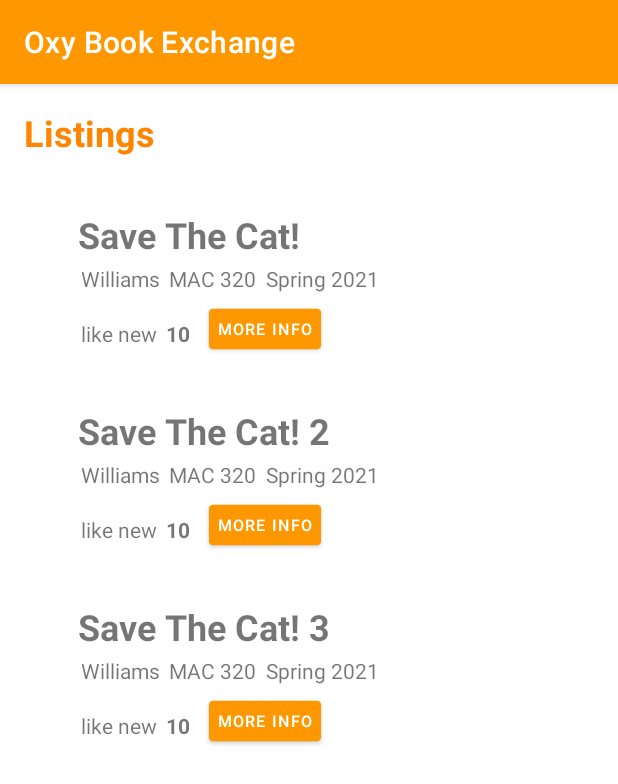
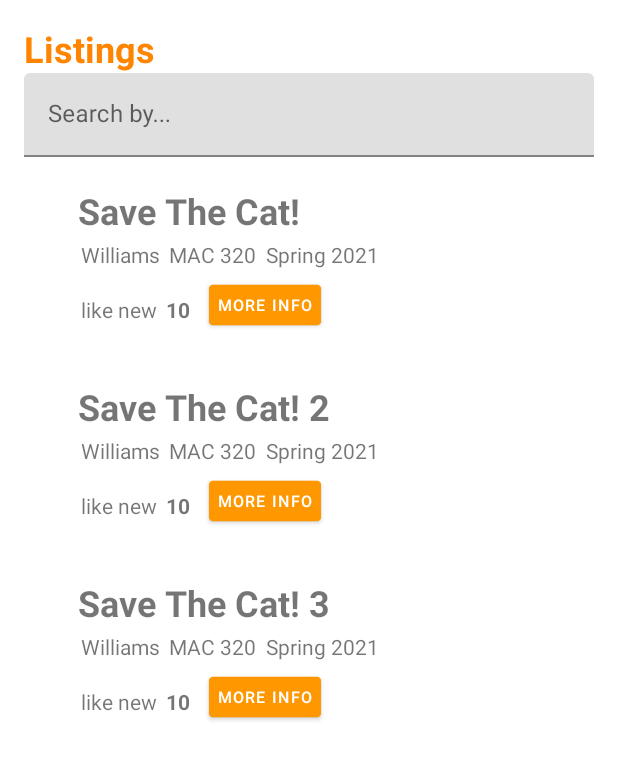
Before and after one commit to annakim2022/Oxy-Book-Exchange, an Android app: the ListingsActivity screen opened directly, with no data from a screen before it, on a phone screen of 412 x 824 dp. Shown: the top 784 px of the screen. Run offline under Robolectric (Android 15) with nearby library versions, the phone set to English and light mode, and no system bars.

Commit message:
added search bar

```diff
--- a/app/build.gradle
+++ b/app/build.gradle
@@ -39,6 +39,14 @@ dependencies {
     androidTestImplementation 'androidx.test.espresso:espresso-core:3.3.0'
 
     implementation 'com.google.android.gms:play-services-auth:19.2.0'
+    implementation 'com.anroid.support:design:28.0.0'
+
+    implementation 'com.google.code.gson:gson:2.8.7'
+    implementation 'com.squareup.retrofit2:retrofit:2.9.0'
+    implementation 'com.squareup.retrofit2:converter-gson:2.9.0'
+
+    implementation 'io.reactivex.rxjava2:rxandroid:2.0.1'
+    implementation 'io.reactivex.rxjava2:rxjava:2.1.7'
 
 
 
--- a/app/src/main/java/com/example/oxybookexchange/ListingsActivity.java
+++ b/app/src/main/java/com/example/oxybookexchange/ListingsActivity.java
@@ -4,6 +4,7 @@ import android.content.Intent;
 import android.os.Bundle;
 import android.view.View;
 import android.widget.Button;
+import android.widget.TextView;
 
 import androidx.annotation.Nullable;
 import androidx.appcompat.app.AppCompatActivity;
@@ -16,14 +17,15 @@ import org.json.JSONObject;
 
 import java.io.IOException;
 import java.io.InputStream;
+import java.sql.Connection;
+import java.sql.ResultSet;
+import java.sql.Statement;
 import java.util.ArrayList;
 
 public class ListingsActivity extends AppCompatActivity {
 
     private ArrayList<Listings> listings;
     private RecyclerView recyclerView;
-    //private Object Listings;\
-  //  private Button button_info;
 
     @Override
     protected void onCreate(@Nullable Bundle savedInstanceState) {
@@ -40,7 +42,7 @@ public class ListingsActivity extends AppCompatActivity {
         // for each JSONObject, create a Villager object and add to the list
         JSONObject listingsJSON = null;
         try {
-            listingsJSON = new JSONObject(loadJSONFromAsset("listings.json")); //TODO add database
+            listingsJSON = new JSONObject(loadJSONFromAsset("listings.json"));
             JSONArray listingsArray = listingsJSON.getJSONArray("listings");
             for (int i = 0; i < listingsArray.length(); i++) {
                 JSONObject listingsObject = listingsArray.getJSONObject(i);
@@ -69,10 +71,32 @@ public class ListingsActivity extends AppCompatActivity {
                 JSONException e) {
             e.printStackTrace();
         }
-
-
+//
+//        TextView textView = findViewById(R.id.textView);
+//        textView.setText(getTextFromSQL());
 
     }
+
+//    public String getTextFromSQL() {
+//        String string = "";
+//        try {
+//            ConnectionHelper connectionHelper = new ConnectionHelper();
+//            connect = connectionHelper.connectionClass();
+//            if(connect!=null) {
+//                String query = "SELECT * FROM books";
+//                Statement statement = connect.createStatement();
+//                ResultSet resultSet = statement.executeQuery(query);
+//
+//                while (resultSet.next()) {
+//                    string = resultSet.getString(2);
+//                }
+//            }
+//        }
+//        catch (Exception e) {
+//
+//        }
+//        return string;
+//    }
 
     private String loadJSONFromAsset(String filename) {
         String json = null;
--- a/app/src/main/java/com/example/oxybookexchange/ListingsAdapter.java
+++ b/app/src/main/java/com/example/oxybookexchange/ListingsAdapter.java
@@ -73,7 +73,6 @@ public class ListingsAdapter extends RecyclerView.Adapter<ListingsAdapter.ViewHo
         // return a new ViewHolder
         ViewHolder viewHolder = new ViewHolder(listingsView);
 
-
         return viewHolder;
     }
 
--- a/app/src/main/res/layout/activity_listings.xml
+++ b/app/src/main/res/layout/activity_listings.xml
@@ -16,21 +16,41 @@
         android:textColor="#FF8400"
         android:textSize="24sp"
         android:textStyle="bold"
+        app:layout_constraintBottom_toTopOf="@+id/textInputLayout"
         app:layout_constraintEnd_toEndOf="parent"
         app:layout_constraintStart_toStartOf="parent"
         app:layout_constraintTop_toTopOf="parent" />
+
 
     <androidx.recyclerview.widget.RecyclerView
         android:id="@+id/recyclerView_listings"
         android:layout_width="0dp"
         android:layout_height="0dp"
         android:layout_marginStart="16dp"
-        android:layout_marginTop="16dp"
         android:layout_marginEnd="16dp"
         android:layout_marginBottom="16dp"
         app:layout_constraintBottom_toBottomOf="parent"
         app:layout_constraintEnd_toEndOf="parent"
-        app:layout_constraintHorizontal_bias="1.0"
+        app:layout_constraintHorizontal_bias="0.0"
         app:layout_constraintStart_toStartOf="parent"
-        app:layout_constraintTop_toBottomOf="@+id/textView_listingsTitle" />
+        app:layout_constraintTop_toBottomOf="@+id/textInputLayout" />
+
+    <com.google.android.material.textfield.TextInputLayout
+        android:id="@+id/textInputLayout"
+        android:layout_width="0dp"
+        android:layout_height="wrap_content"
+        android:layout_marginStart="16dp"
+        android:layout_marginEnd="16dp"
+        app:layout_constraintBottom_toTopOf="@+id/recyclerView_listings"
+        app:layout_constraintEnd_toEndOf="parent"
+        app:layout_constraintStart_toStartOf="parent"
+        app:layout_constraintTop_toBottomOf="@+id/textView_listingsTitle">
+
+        <com.google.android.material.textfield.TextInputEditText
+            android:layout_width="match_parent"
+            android:layout_height="wrap_content"
+            android:hint="Search by..." />
+    </com.google.android.material.textfield.TextInputLayout>
+
+
 </androidx.constraintlayout.widget.ConstraintLayout>
--- a/app/src/main/res/values/themes.xml
+++ b/app/src/main/res/values/themes.xml
@@ -1,6 +1,6 @@
 <resources xmlns:tools="http://schemas.android.com/tools">
     <!-- Base application theme. -->
-    <style name="Theme.OxyBookExchange" parent="Theme.MaterialComponents.DayNight.DarkActionBar">
+    <style name="Theme.OxyBookExchange" parent="Theme.MaterialComponents.DayNight.NoActionBar">
         <!-- Primary brand color. -->
         <item name="colorPrimary">@color/orange</item>
         <item name="colorPrimaryVariant">@color/orange</item>
--- a/build.gradle
+++ b/build.gradle
@@ -3,6 +3,7 @@ buildscript {
     repositories {
         google()
         mavenCentral()
+
     }
     dependencies {
         classpath "com.android.tools.build:gradle:7.0.3"
--- a/settings.gradle
+++ b/settings.gradle
@@ -3,7 +3,6 @@ dependencyResolutionManagement {
     repositories {
         google()
         mavenCentral()
-        jcenter() // Warning: this repository is going to shut down soon
     }
 }
 rootProject.name = "Oxy Book Exchange"
```
